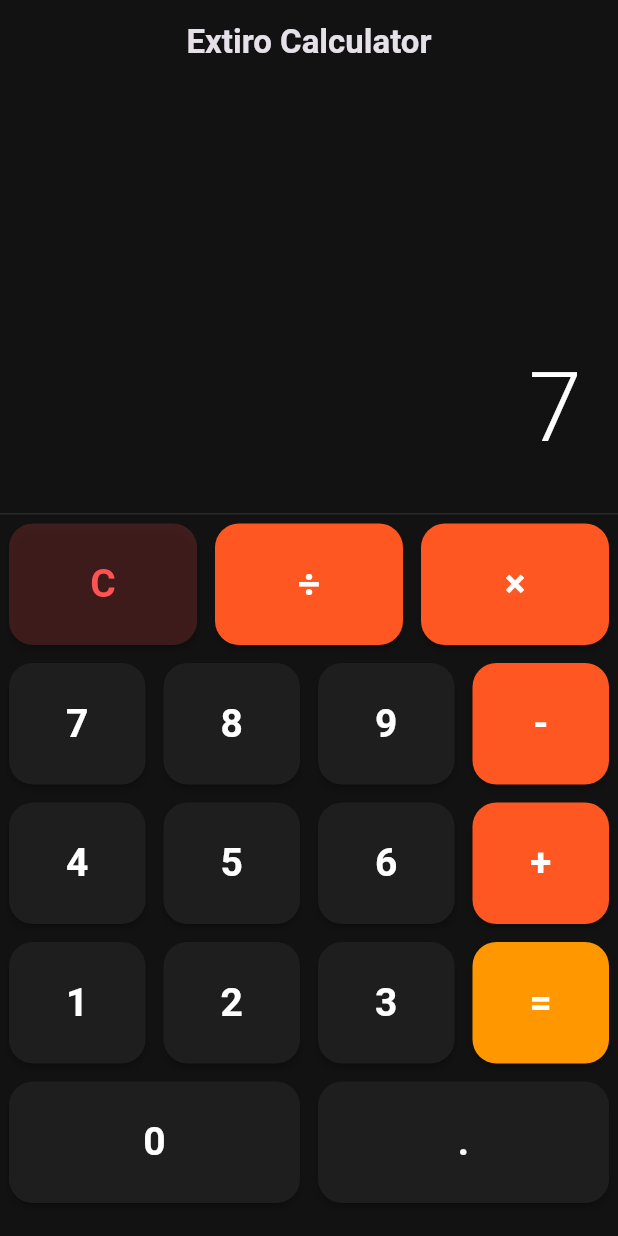
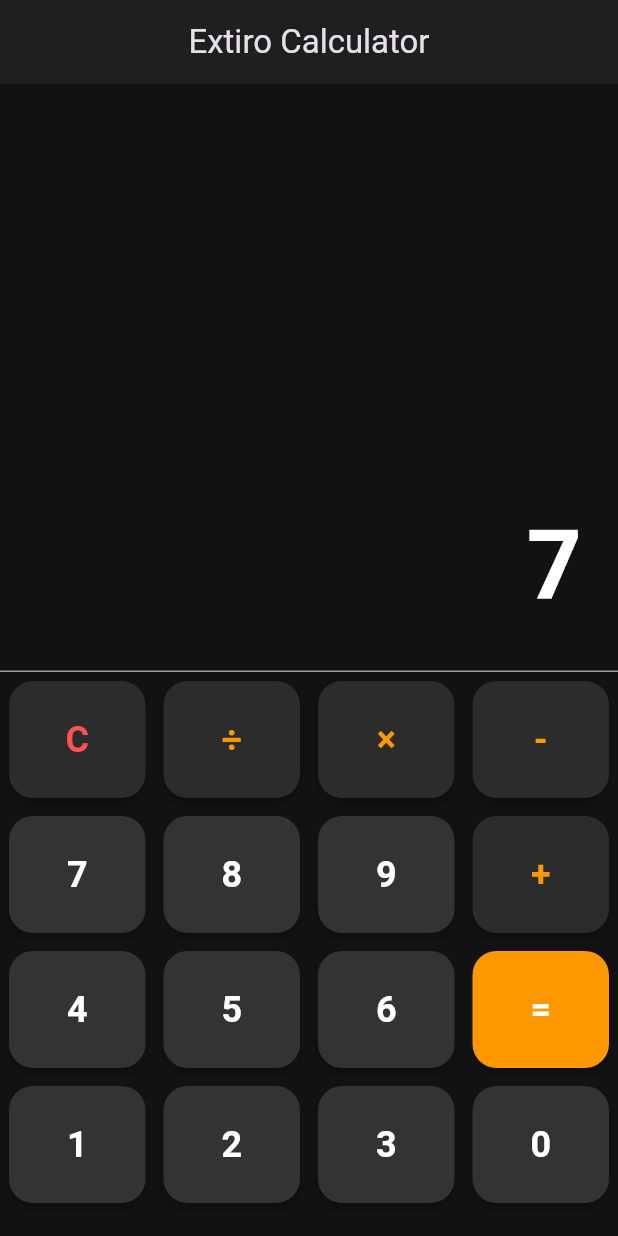
Before and after one commit to extirodev-maker/extiro-builder, a Flutter app: the screen it shows after launch, after a tap on an icon or button, on a phone screen of 412 x 824 dp. Run offline on Flutter 3.47's test engine with Material 3 defaults, Android fonts, the phone set to English and light mode, and no system bars.

Commit message:
Extiro build 2026-11-15T10:11:33.680292

```diff
--- a/lib/main.dart
+++ b/lib/main.dart
@@ -1,6 +1,8 @@
 import 'package:flutter/material.dart';
 
-void main() => runApp(const CalculatorApp());
+void main() {
+  runApp(const CalculatorApp());
+}
 
 class CalculatorApp extends StatelessWidget {
   const CalculatorApp({super.key});
@@ -10,90 +12,88 @@ class CalculatorApp extends StatelessWidget {
     return MaterialApp(
       title: 'Calculator',
       debugShowCheckedModeBanner: false,
-      theme: ThemeData.dark().copyWith(
+      theme: ThemeData(
+        brightness: Brightness.dark,
+        primarySwatch: Colors.orange,
         scaffoldBackgroundColor: const Color(0xFF121212),
-        primaryColor: Colors.deepOrange,
       ),
-      home: const CalculatorScreen(),
+      home: const CalculatorHomePage(),
     );
   }
 }
 
-class CalculatorScreen extends StatefulWidget {
-  const CalculatorScreen({super.key});
+class CalculatorHomePage extends StatefulWidget {
+  const CalculatorHomePage({super.key});
 
   @override
-  State<CalculatorScreen> createState() => _CalculatorScreenState();
+  State<CalculatorHomePage> createState() => _CalculatorHomePageState();
 }
 
-class _CalculatorScreenState extends State<CalculatorScreen> {
-  String _output = "0";
-  String _input = "";
+class _CalculatorHomePageState extends State<CalculatorHomePage> {
+  String _output = '0';
+  String _input = '';
   double _num1 = 0;
   double _num2 = 0;
-  String _operand = "";
+  String _operand = '';
 
   void _buttonPressed(String buttonText) {
     setState(() {
-      if (buttonText == "C") {
-        _output = "0";
-        _input = "";
+      if (buttonText == 'C') {
+        _output = '0';
+        _input = '';
         _num1 = 0;
         _num2 = 0;
-        _operand = "";
-      } else if (buttonText == "+" || buttonText == "-" || buttonText == "×" || buttonText == "÷") {
+        _operand = '';
+      } else if (buttonText == '+' || buttonText == '-' || buttonText == '×' || buttonText == '÷') {
         _num1 = double.tryParse(_output) ?? 0;
         _operand = buttonText;
-        _input = "";
-      } else if (buttonText == ".") {
-        if (!_input.contains(".")) {
-          _input += buttonText;
-          _output = _input;
+        _input = '';
+      } else if (buttonText == '=') {
+        _num2 = double.tryParse(_output) ?? 0;
+        if (_operand == '+') {
+          _output = (_num1 + _num2).toString();
+        } else if (_operand == '-') {
+          _output = (_num1 - _num2).toString();
+        } else if (_operand == '×') {
+          _output = (_num1 * _num2).toString();
+        } else if (_operand == '÷') {
+          _output = _num2 != 0 ? (_num1 / _num2).toString() : 'Error';
         }
-      } else if (buttonText == "=") {
-        _num2 = double.tryParse(_output) ?? 0;
-        if (_operand == "+") {
-          _output = (_num1 + _num2).toString();
-        } else if (_operand == "-") {
-          _output = (_num1 - _num2).toString();
-        } else if (_operand == "×") {
-          _output = (_num1 * _num2).toString();
-        } else if (_operand == "÷") {
-          _output = _num2 != 0 ? (_num1 / _num2).toString() : "Error";
-        }
-        if (_output.endsWith(".0")) {
+        if (_output.endsWith('.0')) {
           _output = _output.substring(0, _output.length - 2);
         }
-        _operand = "";
+        _operand = '';
+        _input = '';
+      } else {
+        if (_output == '0' || _input == '0') {
+          _output = buttonText;
+        } else {
+          _output = _output + buttonText;
+        }
         _input = _output;
-      } else {
-        if (_output == "0" || _input == _output) {
-          _input = buttonText;
-        } else {
-          _input += buttonText;
-        }
-        _output = _input;
       }
     });
   }
 
-  Widget _buildButton(String buttonText, {Color color = const Color(0xFF1E1E1E), Color textColor = Colors.white}) {
+  Widget _buildButton(String buttonText, Color textColor, Color bgColor) {
     return Expanded(
-      child: Container(
-        margin: const EdgeInsets.all(6.0),
+      child: Padding(
+        padding: const EdgeInsets.all(6.0),
         child: ElevatedButton(
           style: ElevatedButton.styleFrom(
-            backgroundColor: color,
+            backgroundColor: bgColor,
             foregroundColor: textColor,
-            padding: const EdgeInsets.symmetric(vertical: 22.0),
-            shape: RoundedRectangleBorder(borderRadius: BorderRadius.circular(16.0)),
+            padding: const EdgeInsets.all(22.0),
+            shape: RoundedRectangleBorder(
+              borderRadius: BorderRadius.circular(16.0),
+            ),
             elevation: 2,
           ),
+          onPressed: () => _buttonPressed(buttonText),
           child: Text(
             buttonText,
-            style: const TextStyle(fontSize: 26.0, fontWeight: FontWeight.bold),
+            style: const TextStyle(fontSize: 24, fontWeight: FontWeight.bold),
           ),
-          onPressed: () => _buttonPressed(buttonText),
         ),
       ),
     );
@@ -103,9 +103,8 @@ class _CalculatorScreenState extends State<CalculatorScreen> {
   Widget build(BuildContext context) {
     return Scaffold(
       appBar: AppBar(
-        title: const Text('Extiro Calculator', style: TextStyle(fontWeight: FontWeight.bold)),
-        backgroundColor: Colors.transparent,
-        elevation: 0,
+        title: const Text('Extiro Calculator'),
+        backgroundColor: const Color(0xFF1F1F1F),
         centerTitle: true,
       ),
       body: Column(
@@ -116,42 +115,49 @@ class _CalculatorScreenState extends State<CalculatorScreen> {
               padding: const EdgeInsets.symmetric(horizontal: 24, vertical: 24),
               child: Text(
                 _output,
-                style: const TextStyle(fontSize: 64.0, fontWeight: FontWeight.w300, color: Colors.white),
-                maxLines: 1,
-                overflow: TextOverflow.ellipsis,
+                style: const TextStyle(
+                  fontSize: 64,
+                  fontWeight: FontWeight.bold,
+                  color: Colors.white,
+                ),
               ),
             ),
           ),
-          const Divider(height: 1, color: Colors.white10),
+          const Divider(height: 1, color: Colors.grey),
           Column(
             children: [
-              Row(children: [
-                _buildButton("C", color: Colors.redAccent.withOpacity(0.2), textColor: Colors.redAccent),
-                _buildButton("÷", color: Colors.deepOrange, textColor: Colors.white),
-                _buildButton("×", color: Colors.deepOrange, textColor: Colors.white),
-              ]),
-              Row(children: [
-                _buildButton("7"),
-                _buildButton("8"),
-                _buildButton("9"),
-                _buildButton("-", color: Colors.deepOrange, textColor: Colors.white),
-              ]),
-              Row(children: [
-                _buildButton("4"),
-                _buildButton("5"),
-                _buildButton("6"),
-                _buildButton("+", color: Colors.deepOrange, textColor: Colors.white),
-              ]),
-              Row(children: [
-                _buildButton("1"),
-                _buildButton("2"),
-                _buildButton("3"),
-                _buildButton("=", color: Colors.orange, textColor: Colors.white),
-              ]),
-              Row(children: [
-                _buildButton("0"),
-                _buildButton("."),
-              ]),
+              Row(
+                children: [
+                  _buildButton('C', Colors.redAccent, const Color(0xFF2C2C2C)),
+                  _buildButton('÷', Colors.orange, const Color(0xFF2C2C2C)),
+                  _buildButton('×', Colors.orange, const Color(0xFF2C2C2C)),
+                  _buildButton('-', Colors.orange, const Color(0xFF2C2C2C)),
+                ],
+              ),
+              Row(
+                children: [
+                  _buildButton('7', Colors.white, const Color(0xFF333333)),
+                  _buildButton('8', Colors.white, const Color(0xFF333333)),
+                  _buildButton('9', Colors.white, const Color(0xFF333333)),
+                  _buildButton('+', Colors.orange, const Color(0xFF2C2C2C)),
+                ],
+              ),
+              Row(
+                children: [
+                  _buildButton('4', Colors.white, const Color(0xFF333333)),
+                  _buildButton('5', Colors.white, const Color(0xFF333333)),
+                  _buildButton('6', Colors.white, const Color(0xFF333333)),
+                  _buildButton('=', Colors.white, Colors.orange),
+                ],
+              ),
+              Row(
+                children: [
+                  _buildButton('1', Colors.white, const Color(0xFF333333)),
+                  _buildButton('2', Colors.white, const Color(0xFF333333)),
+                  _buildButton('3', Colors.white, const Color(0xFF333333)),
+                  _buildButton('0', Colors.white, const Color(0xFF333333)),
+                ],
+              ),
             ],
           ),
           const SizedBox(height: 16),
--- a/pubspec.yaml
+++ b/pubspec.yaml
@@ -1,5 +1,5 @@
 name: calculator_app
-description: A modern calculator app in Flutter.
+description: A simple, modern Flutter calculator app.
 publish_to: 'none'
 version: 1.0.0+1
 
@@ -9,12 +9,11 @@ environment:
 dependencies:
   flutter:
     sdk: flutter
-  cupertino_icons: ^1.0.6
 
 dev_dependencies:
   flutter_test:
     sdk: flutter
-  flutter_lints: ^3.0.0
+  flutter_lints: ^2.0.0
 
 flutter:
   uses-material-design: true
```
